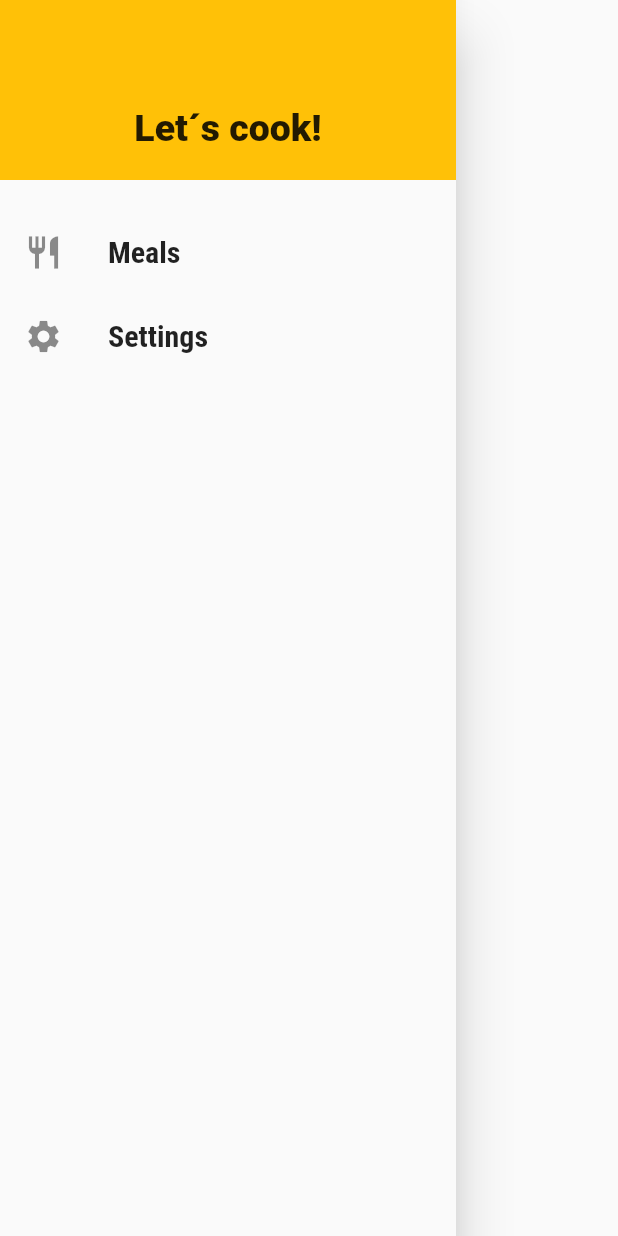
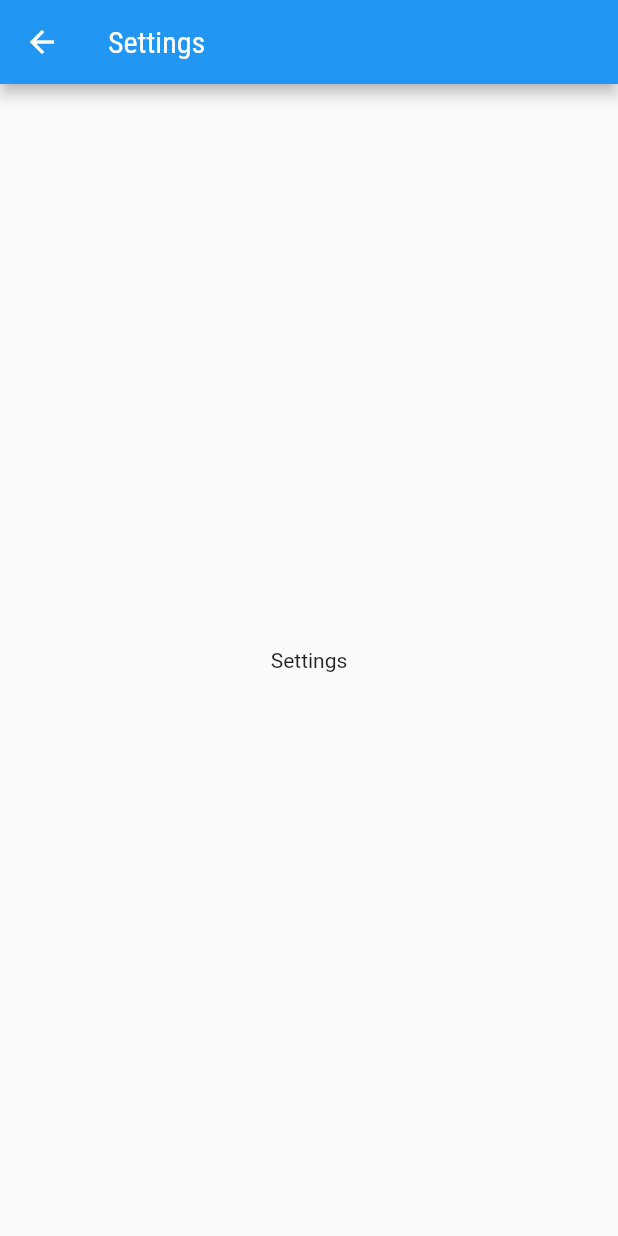
Before and after one commit to Carlxiso/Meals, a Flutter app: the MainDrawer widget shown alone on an empty page, opened directly, after a tap on "Settings", on a phone screen of 412 x 824 dp. Run offline on Flutter 3.47's test engine with Material 2 defaults, Android fonts, the phone set to English and light mode, and no system bars; network calls fail.

Commit message:
Adding links to the Drawer Section

```diff
--- a/meals/lib/components/main_drawer.dart
+++ b/meals/lib/components/main_drawer.dart
@@ -1,9 +1,11 @@
 import 'package:flutter/material.dart';
+
+import '../utils/app_routes.dart';
 
 class MainDrawer extends StatelessWidget {
   const MainDrawer({Key? key}) : super(key: key);
 
-  Widget _createItem(IconData icon, String label) {
+  Widget _createItem(IconData icon, String label, Function() onTap) {
     return ListTile(
       leading: Icon(
         icon,
@@ -17,7 +19,7 @@ class MainDrawer extends StatelessWidget {
           fontWeight: FontWeight.bold,
         ),
       ),
-      onTap: () {},
+      onTap: onTap,
     );
   }
 
@@ -42,8 +44,16 @@ class MainDrawer extends StatelessWidget {
             ),
           ),
           const SizedBox(height: 20),
-          _createItem(Icons.restaurant, 'Meals'),
-          _createItem(Icons.settings, 'Settings'),
+          _createItem(
+            Icons.restaurant,
+            'Meals',
+            () => Navigator.of(context).pushNamed(AppRoutes.HOME),
+          ),
+          _createItem(
+            Icons.settings,
+            'Settings',
+            () => Navigator.of(context).pushNamed(AppRoutes.SETTINGS),
+          ),
         ],
       ),
     );
--- a/meals/lib/main.dart
+++ b/meals/lib/main.dart
@@ -2,6 +2,7 @@ import 'package:flutter/material.dart';
 
 import 'screens/tabs_screen.dart';
 
+import 'screens/settings_screen.dart';
 import 'screens/categories_meals_screen.dart';
 import 'screens/meal_detail_screen.dart';
 import 'utils/app_routes.dart';
@@ -27,6 +28,7 @@ class MyApp extends StatelessWidget {
         AppRoutes.HOME: (context) => const TabsScreen(),
         AppRoutes.CATEGORIES_MEALS: (context) => CategoriesMealsScreen(),
         AppRoutes.MEAL_DETAIL: (context) => MealDetailScreen(),
+        AppRoutes.SETTINGS: (context) => SettingsScreen(),
       },
     );
   }
--- /dev/null
+++ b/meals/lib/screens/settings_screen.dart
@@ -0,0 +1,17 @@
+import 'package:flutter/material.dart';
+
+class SettingsScreen extends StatelessWidget {
+  const SettingsScreen({Key? key}) : super(key: key);
+
+  @override
+  Widget build(BuildContext context) {
+    return Scaffold(
+      appBar: AppBar(
+        title: Text('Settings'),
+      ),
+      body: Center(
+        child: Text('Settings'),
+      ),
+    );
+  }
+}
--- a/meals/lib/utils/app_routes.dart
+++ b/meals/lib/utils/app_routes.dart
@@ -2,4 +2,5 @@ class AppRoutes {
   static const HOME = '/';
   static const CATEGORIES_MEALS = '/categories-meals';
   static const MEAL_DETAIL = '/meal-detail';
+  static const SETTINGS = '/settings';
 }
```
